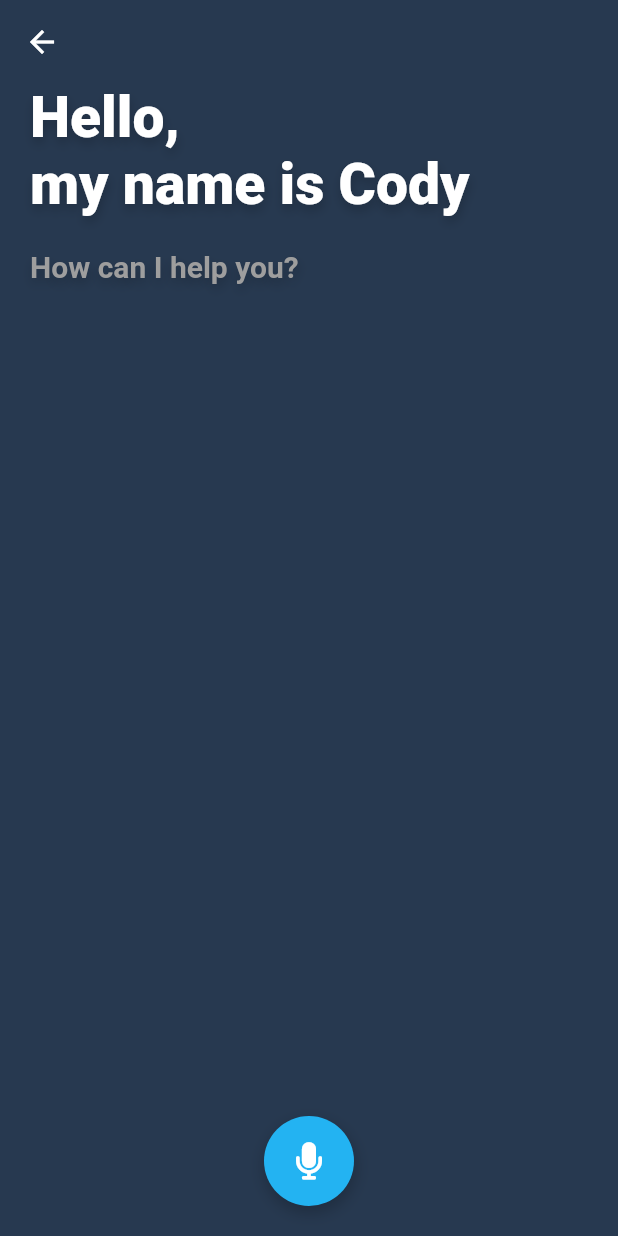
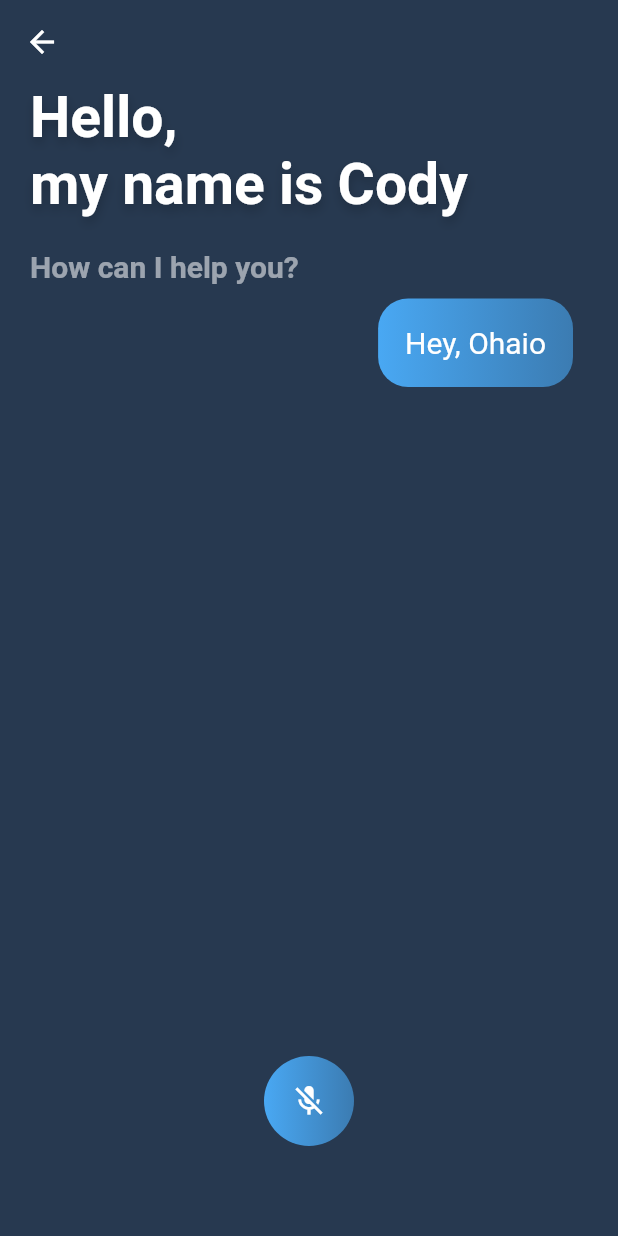
Before and after one commit to 7-USH/Voice-Assistant-Weather-App, a Flutter app: the screen it shows after launch, item 2 of the bottom bar chosen, on a phone screen of 412 x 824 dp. Run offline on Flutter 3.47's test engine with Material 2 defaults, Android fonts, the phone set to English and light mode, and no system bars; drawn by our look-alikes of avatar_glow, scrollable_positioned_list; our stand-ins replace font_awesome_flutter, google_fonts, speech_to_text.

Commit message:
added changes and VC

```diff
--- a/lib/constants/fonts.dart
+++ b/lib/constants/fonts.dart
@@ -16,3 +16,12 @@ TextStyle botFont(
     {required Color color, required double size, required FontWeight weight}) {
   return GoogleFonts.roboto(color: color, fontSize: size, fontWeight: weight,shadows: kButtonShadows);
 }
+
+TextStyle messageFont(
+    {required Color color, required double size, required FontWeight weight}) {
+  return GoogleFonts.roboto(
+      color: color,
+      fontSize: size,
+      fontWeight: weight,
+  );
+}
--- a/lib/main.dart
+++ b/lib/main.dart
@@ -1,3 +1,5 @@
+// ignore_for_file: prefer_const_constructors
+
 import 'package:flutter/material.dart';
 import 'package:weather_app/screens/homepage.dart';
 import 'package:weather_app/screens/voice.dart';
--- /dev/null
+++ b/lib/models/command.dart
@@ -0,0 +1,4 @@
+class Command {
+  String text;
+  Command({required this.text});
+}
--- a/lib/screens/voice.dart
+++ b/lib/screens/voice.dart
@@ -1,10 +1,16 @@
-// ignore_for_file: sized_box_for_whitespace
+// ignore_for_file: sized_box_for_whitespace, non_constant_identifier_names, unused_element, avoid_print, avoid_unnecessary_containers, prefer_const_literals_to_create_immutables, prefer_const_constructors, unnecessary_null_comparison, unused_field
 
+import 'dart:ui';
+
+import 'package:avatar_glow/avatar_glow.dart';
 import 'package:flutter/material.dart';
 import 'package:font_awesome_flutter/font_awesome_flutter.dart';
+import 'package:scrollable_positioned_list/scrollable_positioned_list.dart';
 import 'package:weather_app/constants/colors.dart';
 import 'package:weather_app/constants/fonts.dart';
-
+import 'package:speech_to_text/speech_to_text.dart';
+import 'package:weather_app/models/command.dart';
+import 'package:weather_app/widgets/messageblob.dart';
 
 class VoicePage extends StatefulWidget {
   const VoicePage({Key? key}) : super(key: key);
@@ -14,40 +20,47 @@ class VoicePage extends StatefulWidget {
 }
 
 class _VoicePageState extends State<VoicePage> {
+  late SpeechToText _speechToText;
+  bool _isListening = false;
+  bool onstatus = false;
+
+  List<Command> messages = [Command(text: "Hey, Ohaio")];
+  String _text = "JUMBO";
+  final ItemScrollController _scrollController = ItemScrollController();
+
+  @override
+  void initState() {
+    _speechToText = SpeechToText();
+    super.initState();
+  }
+
   @override
   Widget build(BuildContext context) {
     return Scaffold(
-      bottomNavigationBar: Container(
-        height: 100,
-        child: Padding(
-          padding: const EdgeInsets.all(10.0),
-          child: Row(
-            mainAxisAlignment: MainAxisAlignment.center,
-            children: [
-              Container(
+      floatingActionButtonLocation: FloatingActionButtonLocation.centerDocked,
+      floatingActionButton: AvatarGlow(
+          animate: _isListening,
+          endRadius: 90,
+          glowColor: textColor,
+          duration: const Duration(milliseconds: 2000),
+          repeatPauseDuration: const Duration(milliseconds: 100),
+          repeat: true,
+          child: GestureDetector(
+            onTap: _listen,
+            child: Container(
               height: 60,
               width: 60,
               decoration: BoxDecoration(
-                    shape: BoxShape.circle,
-                    color: textColor,
-                    boxShadow: kButtonShadows
-                ),
-                child: Center(
-                  child: IconButton(
-                      onPressed: () {
-
-                      },
-                      icon: const Icon(
-                        FontAwesomeIcons.microphone,
+                  borderRadius: BorderRadius.circular(30),
+                  color: blobColor,
+                  gradient: LinearGradient(
+                      colors: [blobColor, blobColor.withOpacity(0.6)])),
+              child: Icon(
+                _isListening ? FontAwesomeIcons.microphone : Icons.mic_off,
                 color: Colors.white,
-                        size: 25,
-                      )),
               ),
             ),
-            ],
-          ),
-        ),
-      ),
+          )),
       backgroundColor: bgColor,
       appBar: AppBar(
         shadowColor: Colors.transparent,
@@ -55,15 +68,88 @@ class _VoicePageState extends State<VoicePage> {
         backgroundColor: Colors.transparent,
       ),
       body: Padding(
-        padding: const EdgeInsets.only(left: 20,right: 20),
-        child: Column(
-          crossAxisAlignment: CrossAxisAlignment.start,
+        padding: const EdgeInsets.only(left: 20, right: 20),
+        child: Column(crossAxisAlignment: CrossAxisAlignment.start, children: [
+          Text(
+            "Hello, \nmy name is Cody",
+            style:
+                botFont(color: Colors.white, size: 38, weight: FontWeight.w600),
+          ),
+          const SizedBox(
+            height: 20,
+          ),
+          Text(
+            _isListening ? "Listening..." : "How can I help you?",
+            style: messageFont(
+                color: Colors.white54, size: 20, weight: FontWeight.w600),
+          ),
+          Stack(
             children: [
-          Text("Hello, \nmy name is Cody",style: botFont(color: Colors.white, size: 38, weight: FontWeight.w800),),
-          const SizedBox(height: 20,),
-          Text("How can I help you?",style: botFont(color: Colors.grey.withOpacity(1), size: 20, weight: FontWeight.w600),)
+              Container(
+                  height: 450,
+                  decoration: BoxDecoration(
+                    color: Colors.transparent,
+                  ),
+                  alignment: Alignment.topRight,
+                  child: NotificationListener<OverscrollIndicatorNotification>(
+                    onNotification: (overscroll) {
+                      overscroll.disallowIndicator();
+                      return true;
+                    },
+                    child: ScrollablePositionedList.builder(
+                        itemScrollController: _scrollController,
+                        physics: AlwaysScrollableScrollPhysics(),
+                        scrollDirection: Axis.vertical,
+                        itemCount: messages.length,
+                        itemBuilder: (context, index) {
+                          return MessageBlob(command: messages[index]);
+                        }),
+                  )),
+            ],
+          )
         ]),
       ),
     );
   }
+
+  void _listen() async {
+    if (!_isListening) {
+      bool available = await _speechToText.initialize(
+          onStatus: (val) {
+            print('OnStatus : $val');
+          },
+          onError: (val) {
+            print('OnError : $val');
+          },
+          debugLogging: true);
+
+      if (available) {
+        setState(() {
+          _isListening = true;
+        });
+        _speechToText.listen(
+            cancelOnError: true,
+            pauseFor: Duration(seconds: 1),
+            listenFor: Duration(seconds: 3),
+            listenMode: ListenMode.deviceDefault,
+            onResult: (result) => setState(() {
+                  _text = result.recognizedWords;
+                  if (_text != "") {
+                    messages.add(Command(text: _text));
+
+                    setState(() {});
+                    _scrollController.scrollTo(
+                        index: messages.length,
+                        curve: Curves.easeIn,
+                        duration: Duration(milliseconds: 1000));
                   }
+                }));
+      }
+    } else {
+      setState(() {
+        _isListening = false;
+      });
+      _speechToText.stop();
+    }
+  }
+}
--- /dev/null
+++ b/lib/widgets/messageblob.dart
@@ -0,0 +1,43 @@
+// ignore_for_file: must_be_immutable
+
+import 'package:flutter/material.dart';
+import 'package:weather_app/constants/colors.dart';
+import 'package:weather_app/constants/fonts.dart';
+import 'package:weather_app/models/command.dart';
+
+class MessageBlob extends StatefulWidget {
+  MessageBlob({Key? key, required this.command}) : super(key: key);
+  Command command;
+
+  @override
+  State<MessageBlob> createState() => _MessageBlobState();
+}
+
+class _MessageBlobState extends State<MessageBlob> {
+  @override
+  Widget build(BuildContext context) {
+    return Padding(
+      padding: const EdgeInsets.all(10),
+      child: Column(crossAxisAlignment: CrossAxisAlignment.end, children: [
+       Container(
+         padding: const EdgeInsets.all(18),
+         constraints: const BoxConstraints(maxWidth: 200),
+         decoration: BoxDecoration(
+           color: blobColor,
+           gradient: LinearGradient(colors: [
+             blobColor,
+             blobColor.withOpacity(0.6)
+           ]),
+          borderRadius: BorderRadius.circular(20)
+         ),
+         child: Text(
+            widget.command.text,
+            textAlign: TextAlign.justify,
+            style: messageFont(
+                color: Colors.white, size: 20, weight: FontWeight.normal),
+          ),
+       )
+      ]),
+    );
+  }
+}
--- a/pubspec.yaml
+++ b/pubspec.yaml
@@ -36,6 +36,10 @@ dependencies:
   cupertino_icons: ^1.0.2
   google_fonts: ^2.3.2
   font_awesome_flutter: ^10.1.0
+  speech_to_text: ^5.5.0
+  highlight_text: ^1.3.0
+  avatar_glow: ^2.0.2
+  scrollable_positioned_list: ^0.3.2
 
 dev_dependencies:
   flutter_test:
```
Also changed, not shown: lib/constants/colors.dart (+4 -4 lines), lib/screens/homepage.dart (+21 -22 lines), pubspec.lock, 2 other files. Lines whose indentation alone changed are shown as unchanged.
